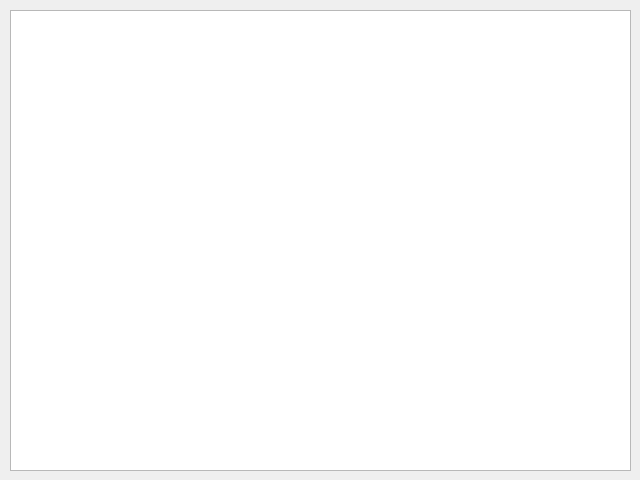
The window that querywindow.ui (sebastiancial/bm) describes before a commit, drawn with Qt 5.
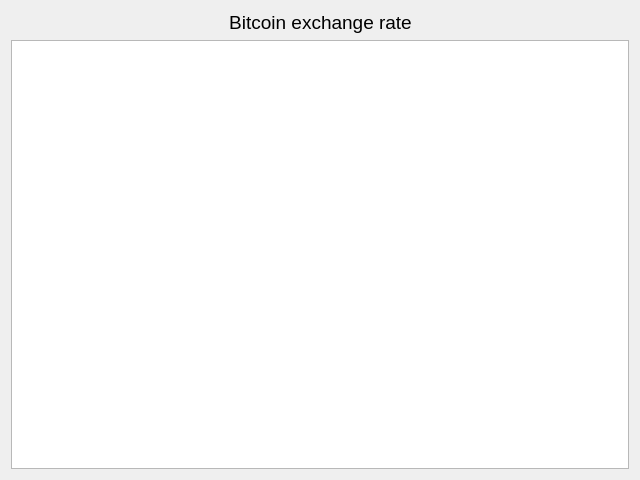
The same window after the commit.

Diff of the .ui file:
```diff
--- a/querywindow.ui
+++ b/querywindow.ui
@@ -2,6 +2,12 @@
 <ui version="4.0">
  <class>querywindow</class>
  <widget class="QDialog" name="querywindow">
+  <property name="windowModality">
+   <enum>Qt::NonModal</enum>
+  </property>
+  <property name="enabled">
+   <bool>true</bool>
+  </property>
   <property name="geometry">
    <rect>
     <x>0</x>
@@ -10,6 +16,12 @@
     <height>480</height>
    </rect>
   </property>
+  <property name="sizePolicy">
+   <sizepolicy hsizetype="Preferred" vsizetype="Maximum">
+    <horstretch>0</horstretch>
+    <verstretch>0</verstretch>
+   </sizepolicy>
+  </property>
   <property name="minimumSize">
    <size>
     <width>640</width>
@@ -19,22 +31,66 @@
   <property name="maximumSize">
    <size>
     <width>640</width>
-    <height>480</height>
+    <height>16000</height>
    </size>
   </property>
   <property name="windowTitle">
    <string>Dialog</string>
   </property>
-  <widget class="QTableWidget" name="tableWidget">
-   <property name="geometry">
-    <rect>
-     <x>10</x>
-     <y>10</y>
-     <width>621</width>
-     <height>461</height>
-    </rect>
-   </property>
-  </widget>
+  <layout class="QGridLayout" name="gridLayout">
+   <item row="1" column="1">
+    <widget class="QLabel" name="label">
+     <property name="sizePolicy">
+      <sizepolicy hsizetype="Fixed" vsizetype="Fixed">
+       <horstretch>0</horstretch>
+       <verstretch>0</verstretch>
+      </sizepolicy>
+     </property>
+     <property name="text">
+      <string>&lt;html&gt;&lt;head/&gt;&lt;body&gt;&lt;p align=&quot;center&quot;&gt;&lt;span style=&quot; font-size:14pt;&quot;&gt;Bitcoin exchange rate&lt;/span&gt;&lt;/p&gt;&lt;/body&gt;&lt;/html&gt;</string>
+     </property>
+    </widget>
+   </item>
+   <item row="1" column="0">
+    <spacer name="horizontalSpacer">
+     <property name="orientation">
+      <enum>Qt::Horizontal</enum>
+     </property>
+     <property name="sizeHint" stdset="0">
+      <size>
+       <width>40</width>
+       <height>20</height>
+      </size>
+     </property>
+    </spacer>
+   </item>
+   <item row="1" column="2">
+    <spacer name="horizontalSpacer_2">
+     <property name="orientation">
+      <enum>Qt::Horizontal</enum>
+     </property>
+     <property name="sizeHint" stdset="0">
+      <size>
+       <width>40</width>
+       <height>20</height>
+      </size>
+     </property>
+    </spacer>
+   </item>
+   <item row="2" column="0" colspan="3">
+    <widget class="QTableWidget" name="tableWidget">
+     <property name="enabled">
+      <bool>true</bool>
+     </property>
+     <property name="sizePolicy">
+      <sizepolicy hsizetype="Expanding" vsizetype="Expanding">
+       <horstretch>0</horstretch>
+       <verstretch>0</verstretch>
+      </sizepolicy>
+     </property>
+    </widget>
+   </item>
+  </layout>
  </widget>
  <resources/>
  <connections/>
```
